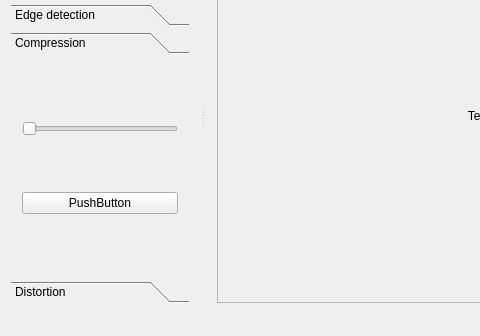
The window that qt/ImageProcessing/mainwindow.ui (MATF-RS19/RS029-image-processing) describes before a commit, drawn with Qt 5; both pictures show x 0 to 480 and y 99 to 435 of the 781 by 435 pixel window.
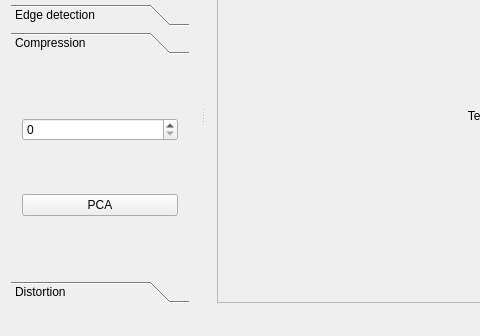
The same window after the commit. The open tabs and pages were chosen to show the change.

```diff
--- a/qt/ImageProcessing/mainwindow.ui
+++ b/qt/ImageProcessing/mainwindow.ui
@@ -183,8 +183,8 @@
          <rect>
           <x>0</x>
           <y>0</y>
-          <width>182</width>
-          <height>68</height>
+          <width>168</width>
+          <height>79</height>
          </rect>
         </property>
         <attribute name="label">
@@ -192,16 +192,12 @@
         </attribute>
         <layout class="QVBoxLayout" name="verticalLayout_5">
          <item>
-          <widget class="QSlider" name="horizontalSlider_2">
-           <property name="orientation">
-            <enum>Qt::Horizontal</enum>
-           </property>
-          </widget>
+          <widget class="QSpinBox" name="pcaSpinBox"/>
          </item>
          <item>
           <widget class="QPushButton" name="pushButton_5">
            <property name="text">
-            <string>PushButton</string>
+            <string>PCA</string>
            </property>
           </widget>
          </item>
```
Left out of the diff: 4 changed lines with no effect on the pictures.
